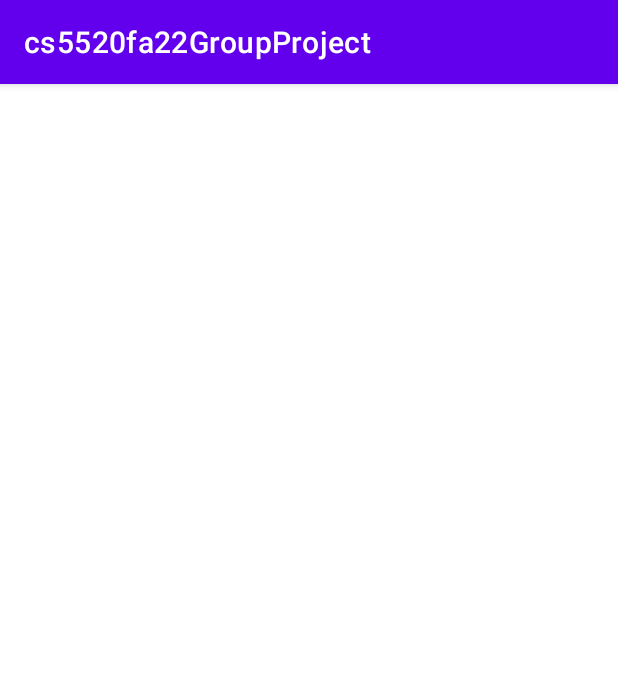
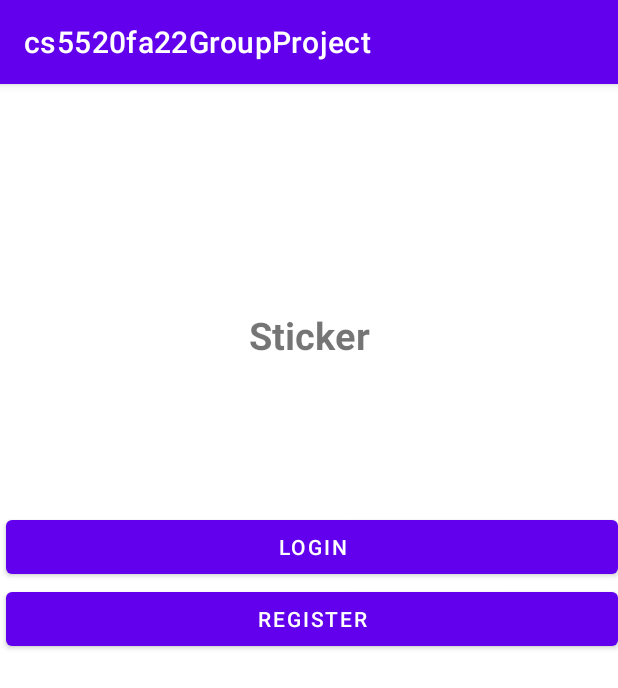
Before and after one commit to Wenqiang-Hu/cs5200fa22GroupProject, an Android app: the screen it shows after launch (Sticker before the commit, StartActivity after it), after a tap on "STICK IT", on a phone screen of 412 x 824 dp. Shown: the top 688 px of the screen. Run offline under Robolectric (Android 15) with nearby library versions, the phone set to English and light mode, and no system bars; our stand-ins replace Firebase (no records; nobody signed in at launch, a user with empty details on screens opened directly).

Commit message:
finished login+register
Yanling, Zhixiang, Kexin, Wenqiang all contributed in sync programming.

```diff
--- a/app/build.gradle
+++ b/app/build.gradle
@@ -33,6 +33,7 @@ dependencies {
     implementation 'com.google.android.material:material:1.6.1'
     implementation 'androidx.constraintlayout:constraintlayout:2.1.4'
     implementation 'com.google.firebase:firebase-auth:21.0.1'
+    implementation 'com.google.firebase:firebase-database:20.0.0'
     testImplementation 'junit:junit:4.13.2'
     androidTestImplementation 'androidx.test.ext:junit:1.1.3'
     androidTestImplementation 'androidx.test.espresso:espresso-core:3.4.0'
--- a/app/src/main/java/edu/northeastern/cs5520fa22groupproject/MainActivity.java
+++ b/app/src/main/java/edu/northeastern/cs5520fa22groupproject/MainActivity.java
@@ -13,8 +13,6 @@ import com.google.firebase.auth.FirebaseAuth;
 
 public class MainActivity extends AppCompatActivity implements View.OnClickListener{
 
-
-
     @Override
     protected void onCreate(Bundle savedInstanceState) {
         super.onCreate(savedInstanceState);
@@ -25,7 +23,13 @@ public class MainActivity extends AppCompatActivity implements View.OnClickListe
         atYourService.setOnClickListener(this);
 
         Button stickButton = findViewById(R.id.button_Stick_It);
-        stickButton.setOnClickListener(this);
+        stickButton.setOnClickListener(new View.OnClickListener() {
+            @Override
+            public void onClick(View view) {
+                Intent stickButton = new Intent(MainActivity.this, StartActivity.class);
+                startActivity(stickButton);
+            }
+        });
     }
 
     @Override
@@ -34,9 +38,10 @@ public class MainActivity extends AppCompatActivity implements View.OnClickListe
         if (theId == R.id.atyourservice) {
             Intent clicky = new Intent(MainActivity.this, AtYourService.class);
             startActivity(clicky);
-        } else if (theId == R.id.button_Stick_It) {
-            Intent intent = new Intent(this, Sticker.class);
-            startActivity(intent);
         }
+//        else if (theId == R.id.button_Stick_It) {
+//            Intent intent = new Intent(MainActivity.this, StartActivity.class);
+//            startActivity(intent);
+//        }
     }
 }
--- /dev/null
+++ b/app/src/main/java/edu/northeastern/cs5520fa22groupproject/StartActivity.java
@@ -0,0 +1,36 @@
+package edu.northeastern.cs5520fa22groupproject;
+
+import androidx.appcompat.app.AppCompatActivity;
+
+import android.content.Intent;
+import android.os.Bundle;
+import android.view.View;
+import android.widget.Button;
+
+public class StartActivity extends AppCompatActivity {
+
+    Button login, register;
+
+    @Override
+    protected void onCreate(Bundle savedInstanceState) {
+        super.onCreate(savedInstanceState);
+        setContentView(R.layout.activity_start);
+
+        login = findViewById(R.id.login);
+        register = findViewById(R.id.register);
+
+        login.setOnClickListener(new View.OnClickListener() {
+            @Override
+            public void onClick(View view) {
+                startActivity(new Intent(StartActivity.this, LoginActivity.class));
+            }
+        });
+
+        register.setOnClickListener(new View.OnClickListener() {
+            @Override
+            public void onClick(View view) {
+                startActivity(new Intent(StartActivity.this, RegisterActivity.class));
+            }
+        });
+    }
+}
--- /dev/null
+++ b/app/src/main/res/layout/activity_start.xml
@@ -0,0 +1,39 @@
+<?xml version="1.0" encoding="utf-8"?>
+<androidx.constraintlayout.widget.ConstraintLayout xmlns:android="http://schemas.android.com/apk/res/android"
+    xmlns:app="http://schemas.android.com/apk/res-auto"
+    xmlns:tools="http://schemas.android.com/tools"
+    android:layout_width="match_parent"
+    android:layout_height="match_parent"
+    tools:context=".StartActivity">
+
+    <TextView
+        android:id="@+id/textView"
+        android:layout_width="wrap_content"
+        android:layout_height="wrap_content"
+        android:text="Sticker"
+        android:textSize="25sp"
+        android:textStyle="bold"
+        android:layout_marginTop="150dp"
+        app:layout_constraintEnd_toEndOf="parent"
+        app:layout_constraintStart_toStartOf="parent"
+        app:layout_constraintTop_toTopOf="parent" />
+
+    <Button
+        android:id="@+id/login"
+        android:layout_width="match_parent"
+        android:layout_height="wrap_content"
+        android:layout_marginStart="4dp"
+        android:layout_marginTop="100dp"
+        android:text="login"
+        app:layout_constraintStart_toStartOf="parent"
+        app:layout_constraintTop_toBottomOf="@+id/textView" />
+
+    <Button
+        android:id="@+id/register"
+        android:layout_width="match_parent"
+        android:layout_height="wrap_content"
+        android:layout_marginStart="4dp"
+        android:text="register"
+        app:layout_constraintStart_toStartOf="parent"
+        app:layout_constraintTop_toBottomOf="@+id/login" />
+</androidx.constraintlayout.widget.ConstraintLayout>
--- a/app/src/main/res/values/colors.xml
+++ b/app/src/main/res/values/colors.xml
@@ -7,4 +7,7 @@
     <color name="teal_700">#FF018786</color>
     <color name="black">#FF000000</color>
     <color name="white">#FFFFFFFF</color>
+    <color name="colorPrimary">#3eaeae</color>
+    <color name="colorPrimaryDark">#226e6e</color>
+    <color name="colorAccent">#FF4081</color>
 </resources>
```
Also changed, not shown: app/src/main/AndroidManifest.xml (+11 -0 lines), app/src/main/java/edu/northeastern/cs5520fa22groupproject/LoginActivity.java (added, +72 -0 lines), app/src/main/java/edu/northeastern/cs5520fa22groupproject/RegisterActivity.java (added, +102 -0 lines), app/src/main/res/layout/activity_login.xml (added, +51 -0 lines), app/src/main/res/layout/activity_register.xml (added, +61 -0 lines), app/src/main/res/layout/bar_layout.xml (added, +9 -0 lines), app/src/main/res/values/styles.xml (added, +9 -0 lines).
